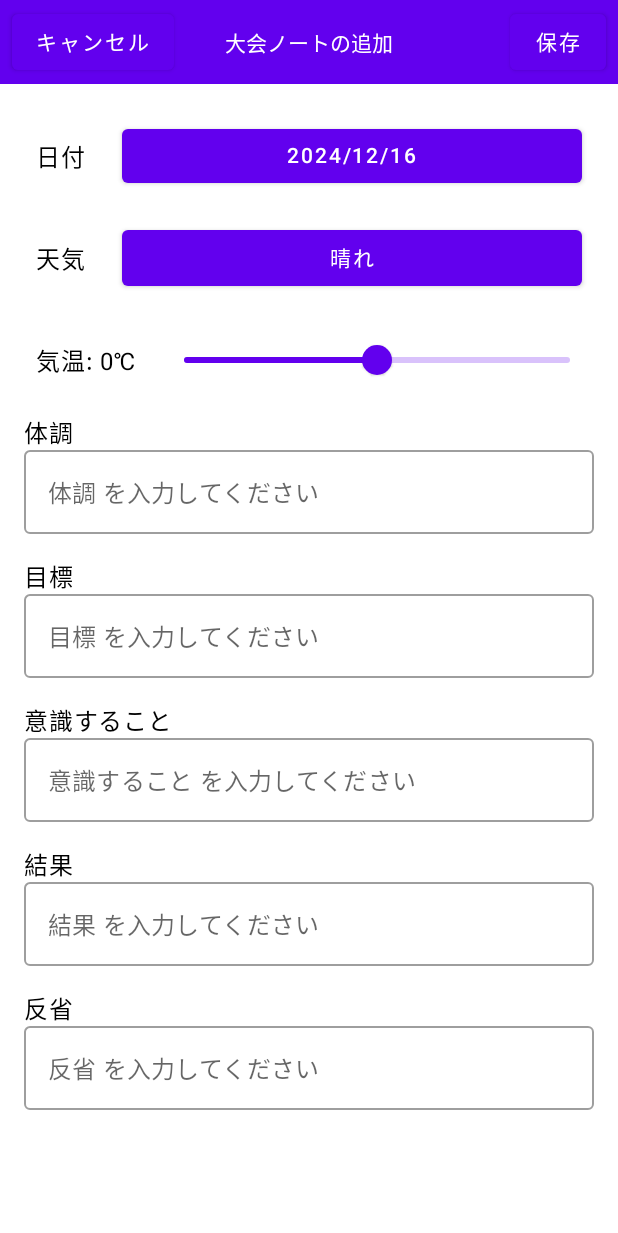
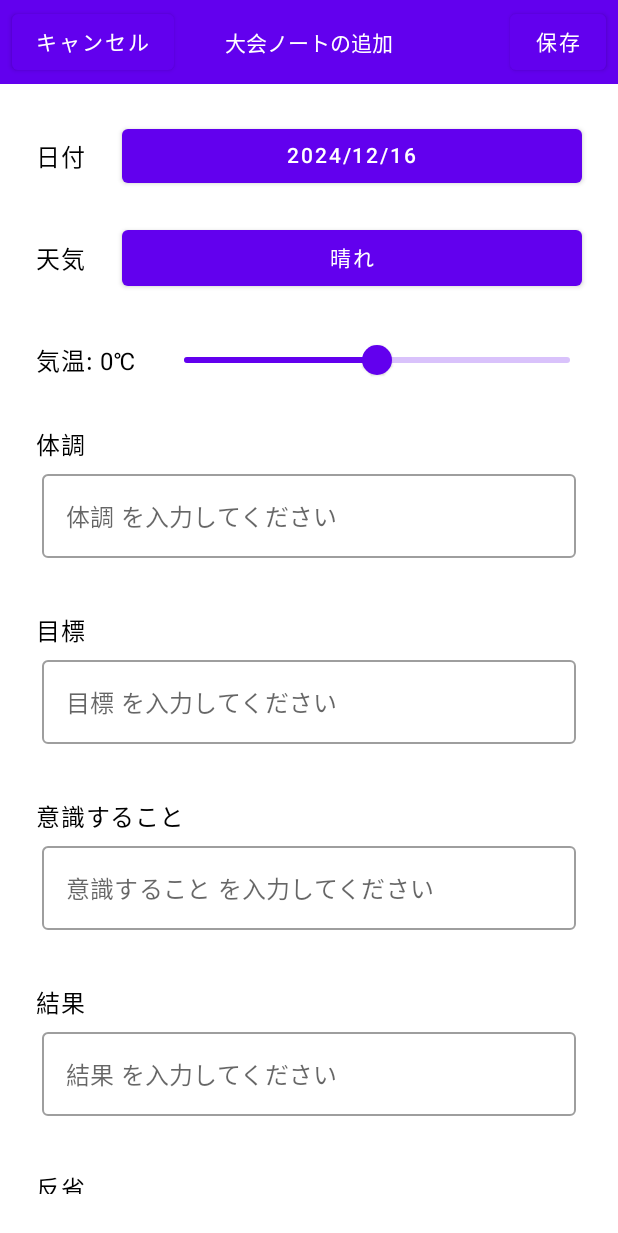
Before and after one commit to Takatoshi-Miura/SportsNote_Android, an Android app built with Jetpack Compose: the composable AddTournamentNoteScreen shown on its own in the app's theme, on a phone screen of 412 x 824 dp. Shown: the top 1233 px of the screen. Run offline under Robolectric (Android 15) with nearby library versions, the phone set to English and light mode, and no system bars.

Commit message:
[Update] テキスト入力欄を部品化＆動的に高さ調整するように修正

```diff
--- /dev/null
+++ b/app/src/main/java/com/example/sportsnote/ui/components/TextInputField.kt
@@ -0,0 +1,60 @@
+package com.example.sportsnote.ui.components
+
+import androidx.compose.foundation.layout.Column
+import androidx.compose.foundation.layout.fillMaxWidth
+import androidx.compose.foundation.layout.heightIn
+import androidx.compose.foundation.layout.padding
+import androidx.compose.material.MaterialTheme
+import androidx.compose.material.Text
+import androidx.compose.runtime.Composable
+import androidx.compose.runtime.LaunchedEffect
+import androidx.compose.runtime.getValue
+import androidx.compose.runtime.mutableStateOf
+import androidx.compose.runtime.remember
+import androidx.compose.runtime.setValue
+import androidx.compose.ui.Modifier
+import androidx.compose.ui.unit.dp
+import androidx.compose.ui.unit.max
+import androidx.compose.ui.unit.times
+
+/**
+ * 複数行のテキスト入力欄
+ *
+ * @param title タイトル
+ * @param placeholder プレースホルダー
+ * @param defaultLines デフォルトの行数
+ */
+@Composable
+fun MultiLineTextInputField(title: String, placeholder: String = "$title を入力してください", defaultLines: Int = 1) {
+    var text by remember { mutableStateOf("") }
+    val textHeight = remember { mutableStateOf(0) } // テキストの高さを動的に管理
+    val lineHeight = 56.dp
+    val minTextHeight = lineHeight * defaultLines
+
+    Column(modifier = Modifier.fillMaxWidth().padding(8.dp)) {
+        Text(
+            text = title,
+            style = MaterialTheme.typography.body1,
+            modifier = Modifier.padding(bottom = 4.dp)
+        )
+        androidx.compose.material.OutlinedTextField(
+            value = text,
+            onValueChange = {
+                text = it
+                // 入力されたテキストの行数を取得
+                textHeight.value = it.split("\n").size
+            },
+            placeholder = { Text(placeholder) },
+            modifier = Modifier
+                .fillMaxWidth()
+                .heightIn(min = lineHeight * defaultLines)
+                .padding(4.dp),
+            singleLine = false
+        )
+        // 動的に高さを更新する
+        LaunchedEffect(textHeight.value) {
+            val newHeight = (textHeight.value * lineHeight)
+            Modifier.heightIn(min = max(newHeight, minTextHeight))
+        }
+    }
+}
--- a/app/src/main/java/com/example/sportsnote/ui/note/AddTournamentNoteScreen.kt
+++ b/app/src/main/java/com/example/sportsnote/ui/note/AddTournamentNoteScreen.kt
@@ -28,6 +28,7 @@ import androidx.compose.ui.platform.LocalContext
 import androidx.compose.ui.unit.dp
 import androidx.compose.ui.window.Dialog
 import androidx.compose.ui.window.DialogProperties
+import com.example.sportsnote.ui.components.MultiLineTextInputField
 import java.util.Calendar
 
 /**
@@ -103,19 +104,19 @@ fun AddTournamentNoteScreen(onDismiss: () -> Unit) {
                     Spacer(modifier = Modifier.height(4.dp))
 
                     // テキスト入力欄
-                    TextInputField("体調")
+                    MultiLineTextInputField("体調")
                     Spacer(modifier = Modifier.height(16.dp))
 
-                    TextInputField("目標")
+                    MultiLineTextInputField("目標")
                     Spacer(modifier = Modifier.height(16.dp))
 
-                    TextInputField("意識すること")
+                    MultiLineTextInputField("意識すること")
                     Spacer(modifier = Modifier.height(16.dp))
 
-                    TextInputField("結果")
+                    MultiLineTextInputField("結果")
                     Spacer(modifier = Modifier.height(16.dp))
 
-                    TextInputField("反省")
+                    MultiLineTextInputField("反省")
                 }
             }
         }
@@ -243,26 +244,3 @@ fun TemperatureSlider() {
         )
     }
 }
-
-/**
- * テキスト入力欄
- *
- * @param title タイトル
- * @param placeholder プレースホルダー
- */
-@Composable
-fun TextInputField(title: String, placeholder: String? = null) {
-    var text by remember { mutableStateOf("") }
-    val placeholderStr = placeholder ?: "$title を入力してください"
-
-    Text(
-        text = title,
-        style = MaterialTheme.typography.body1
-    )
-    androidx.compose.material.OutlinedTextField(
-        value = text,
-        onValueChange = { text = it },
-        placeholder = { Text(placeholderStr) },
-        modifier = Modifier.fillMaxWidth()
-    )
-}
```
